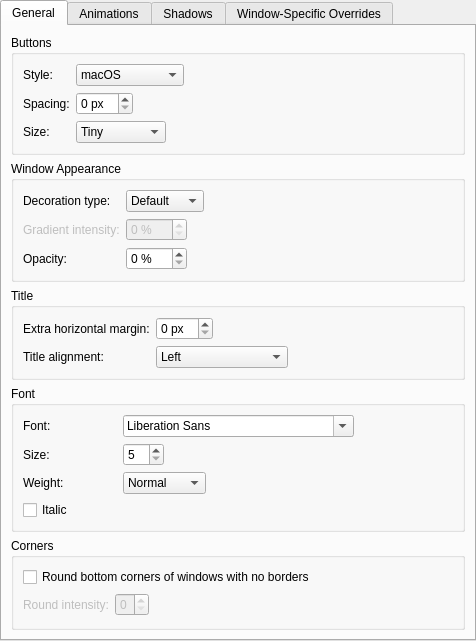
This is config/ui/breezeconfigurationui.ui in vickoc911/BreezeChameleon as Qt 5 draws it before an edit. The edited form follows.
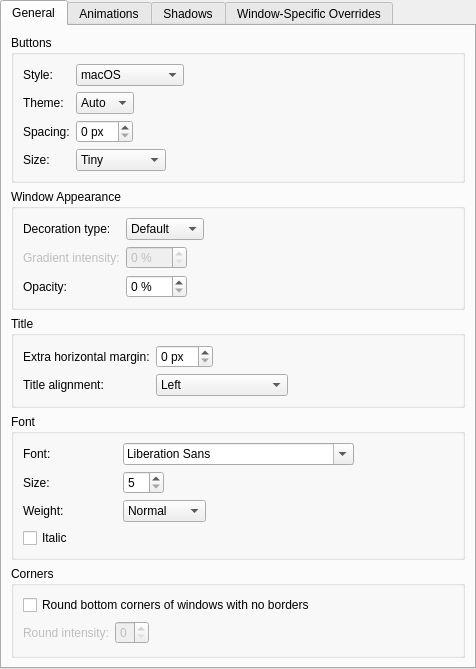
This is the edited form. Custom widgets are drawn as their Qt base class.

Commit message:
Allow picking light/dark button themes
This allows the user to always use the light or dark buttons regardless of the color of the title bar. The automatic behavior is retained as the default.

Patch:
```diff
--- a/config/ui/breezeconfigurationui.ui
+++ b/config/ui/breezeconfigurationui.ui
@@ -94,6 +94,44 @@
            </widget>
           </item>
           <item row="1" column="0">
+           <widget class="QLabel" name="buttonThemeLabel">
+            <property name="text">
+             <string>Theme:</string>
+            </property>
+            <property name="alignment">
+             <set>Qt::AlignmentFlag::AlignLeading|Qt::AlignmentFlag::AlignLeft|Qt::AlignmentFlag::AlignVCenter</set>
+            </property>
+            <property name="buddy">
+             <cstring>buttonTheme</cstring>
+            </property>
+           </widget>
+          </item>
+          <item row="1" column="1" colspan="2">
+           <widget class="QComboBox" name="buttonTheme">
+            <property name="sizePolicy">
+             <sizepolicy hsizetype="Fixed" vsizetype="Fixed">
+              <horstretch>0</horstretch>
+              <verstretch>0</verstretch>
+             </sizepolicy>
+            </property>
+            <item>
+             <property name="text">
+              <string>Auto</string>
+             </property>
+            </item>
+            <item>
+             <property name="text">
+              <string>Dark</string>
+             </property>
+            </item>
+            <item>
+             <property name="text">
+              <string>Light</string>
+             </property>
+            </item>
+           </widget>
+          </item>
+          <item row="2" column="0">
            <widget class="QLabel" name="buttonSpacingLabel">
             <property name="sizePolicy">
              <sizepolicy hsizetype="Preferred" vsizetype="Preferred">
@@ -112,7 +150,7 @@
             </property>
            </widget>
           </item>
-          <item row="1" column="1" colspan="2">
+          <item row="2" column="1" colspan="2">
            <widget class="QSpinBox" name="buttonSpacing">
             <property name="sizePolicy">
              <sizepolicy hsizetype="Fixed" vsizetype="Fixed">
@@ -128,7 +166,7 @@
             </property>
            </widget>
           </item>
-          <item row="2" column="1" colspan="2">
+          <item row="3" column="1" colspan="2">
            <widget class="QComboBox" name="buttonSize">
             <property name="sizePolicy">
              <sizepolicy hsizetype="Fixed" vsizetype="Fixed">
@@ -163,7 +201,7 @@
             </item>
            </widget>
           </item>
-          <item row="2" column="0">
+          <item row="3" column="0">
            <widget class="QLabel" name="buttonSizeLabel">
             <property name="text">
              <string>Size:</string>
```
Left out of the diff: 1 changed line with no effect on the pictures. The commit also changes 4 other files.
